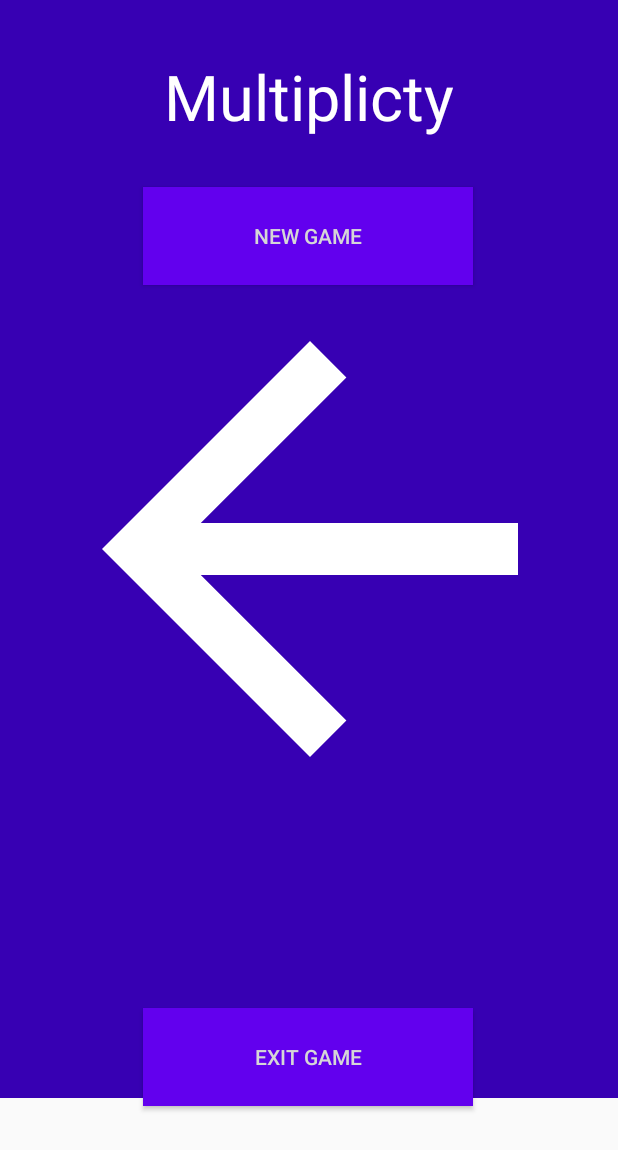
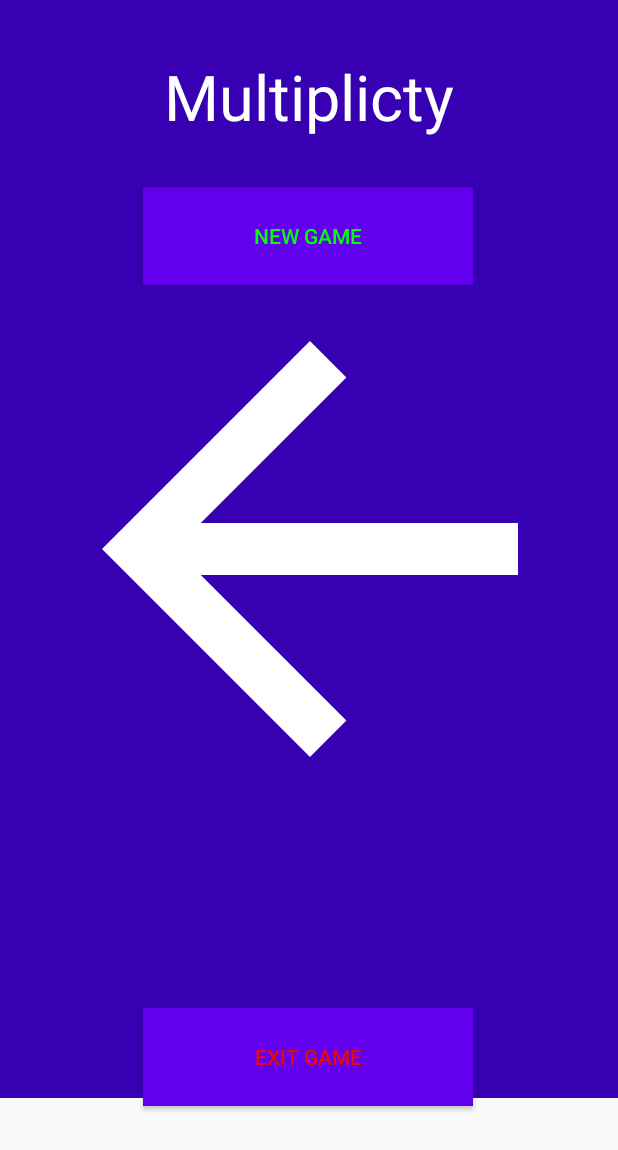
Before and after one commit to thedavdo/CNIT-355-TeamProject, an Android app: the screen it shows after launch (SplashActivity), on a phone screen of 412 x 824 dp. Shown: the top 1150 px of the screen. Run offline under Robolectric (Android 15) with nearby library versions, the phone set to English and light mode, and no system bars.

Commit message:
--- colors

```diff
--- a/TeamProjectGame/app/src/main/res/values/colors.xml
+++ b/TeamProjectGame/app/src/main/res/values/colors.xml
@@ -2,5 +2,7 @@
 <resources>
     <color name="colorPrimary">#6200EE</color>
     <color name="colorPrimaryDark">#3700B3</color>
-    <color name="colorAccent">#03DAC5</color>
+    <color name="colorExit">#EA0808</color>
+    <color name="colorStart">#00FF08</color>
+    <color name="colorAccent">#000000</color>
 </resources>
```
